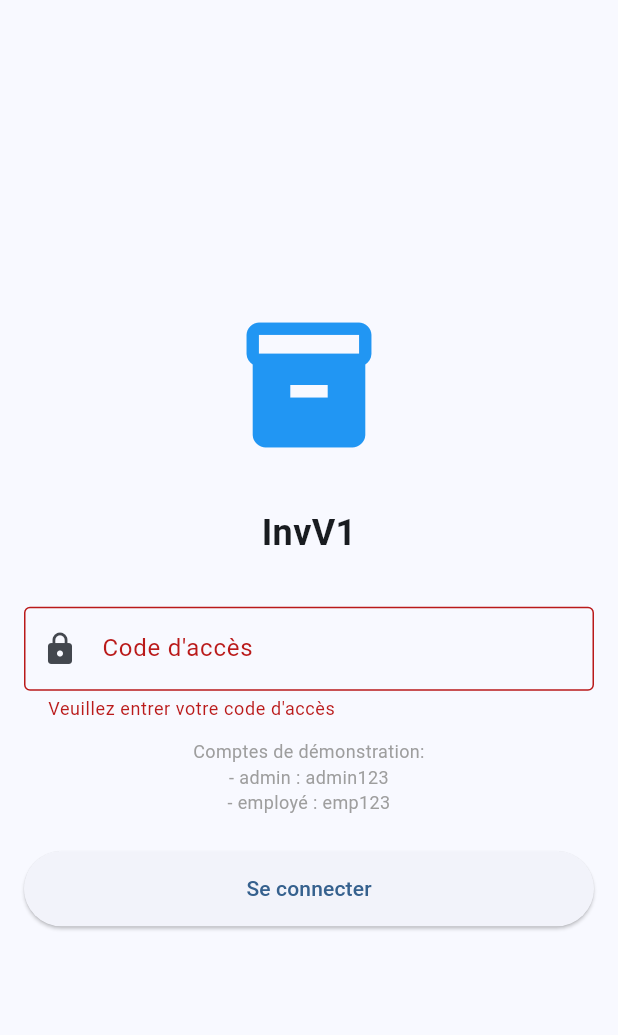
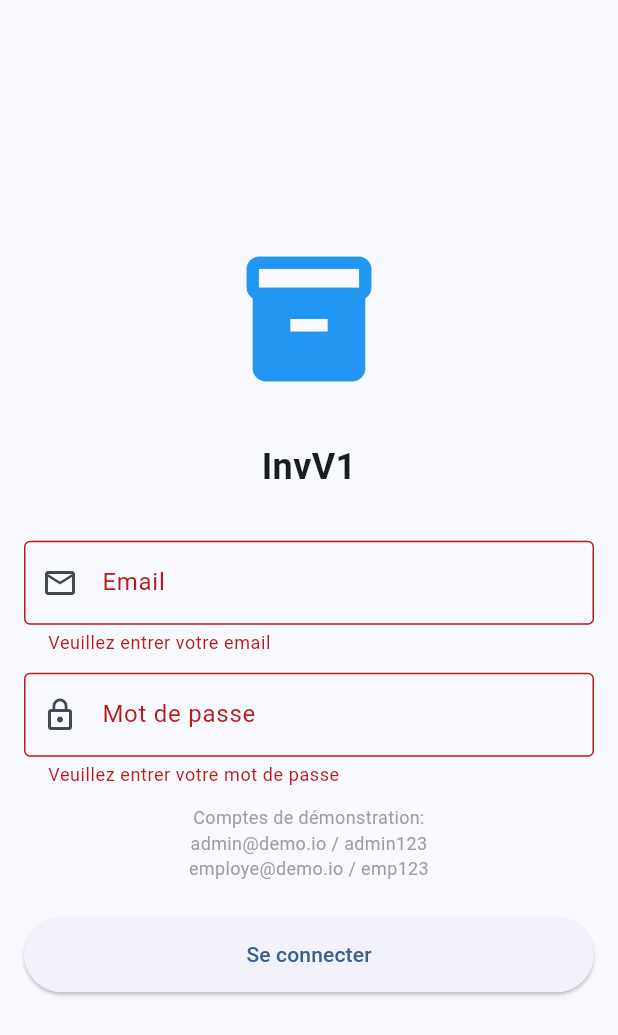
Before and after one commit to TarekMokadem/iManagement, a Flutter app: the LoginScreen screen opened by its route, after a tap on "Se connecter", on a phone screen of 412 x 824 dp. Shown: the top 1035 px of the screen. Run offline on Flutter 3.47's test engine with Material 3 defaults, Android fonts, the phone set to English and light mode, and no system bars; our stand-ins replace cloud_firestore, firebase_core, fl_chart, shared_preferences; missing offline and left inert: syncfusion_flutter_xlsio; accounts and stored records are empty.

Commit message:
fix: refactor login pour AuthService email/mot de passe et suppression des tentatives

```diff
--- a/lib/screens/login_screen.dart
+++ b/lib/screens/login_screen.dart
@@ -1,12 +1,12 @@
 import 'package:flutter/material.dart';
 import 'package:provider/provider.dart';
+import '../providers/session_provider.dart';
+import '../providers/tenant_provider.dart';
 import '../services/auth_service.dart';
-import '../providers/tenant_provider.dart';
-import '../providers/session_provider.dart';
 import '../services/session_service.dart';
 
 class LoginScreen extends StatefulWidget {
-  const LoginScreen({Key? key}) : super(key: key);
+  const LoginScreen({super.key});
 
   @override
   State<LoginScreen> createState() => _LoginScreenState();
@@ -14,23 +14,15 @@ class LoginScreen extends StatefulWidget {
 
 class _LoginScreenState extends State<LoginScreen> {
   final _formKey = GlobalKey<FormState>();
-  final _codeController = TextEditingController();
+  final _emailController = TextEditingController();
+  final _passwordController = TextEditingController();
   final _authService = AuthService();
   bool _isLoading = false;
   String? _errorMessage;
-  int _remainingAttempts = 3;
 
   @override
   void initState() {
     super.initState();
-    _loadRemainingAttempts();
-  }
-
-  Future<void> _loadRemainingAttempts() async {
-    final attempts = await _authService.getRemainingAttempts();
-    setState(() {
-      _remainingAttempts = attempts;
-    });
   }
 
   Future<void> _login() async {
@@ -42,19 +34,22 @@ class _LoginScreenState extends State<LoginScreen> {
     });
 
     try {
-      final user = await _authService.login(_codeController.text);
+      final user = await _authService.login(
+        email: _emailController.text.trim(),
+        password: _passwordController.text,
+      );
       if (mounted) {
         Provider.of<TenantProvider>(context, listen: false)
-            .setTenant(tenantId: user.tenantId);
+            .setTenant(tenantId: user['tenantId'] as String);
       }
       if (!mounted) return;
 
       // Créer une session (TTL 2h)
       final session = SessionData(
-        userId: user.id,
-        userName: user.name,
-        tenantId: user.tenantId,
-        isAdmin: user.isAdmin,
+        userId: user['id'] as String,
+        userName: user['name'] as String,
+        tenantId: user['tenantId'] as String,
+        isAdmin: user['isAdmin'] as bool? ?? false,
         expiresAt: DateTime.now().add(const Duration(hours: 2)),
       );
       if (mounted) {
@@ -62,12 +57,12 @@ class _LoginScreenState extends State<LoginScreen> {
       }
 
       if (!mounted) return;
-      await Navigator.pushReplacementNamed(context, user.isAdmin ? '/admin' : '/employee');
+      await Navigator.pushReplacementNamed(
+          context, (user['isAdmin'] as bool? ?? false) ? '/admin' : '/employee');
     } catch (e) {
       setState(() {
         _errorMessage = e.toString();
       });
-      await _loadRemainingAttempts();
     } finally {
       if (mounted) {
         setState(() {
@@ -120,16 +115,35 @@ class _LoginScreenState extends State<LoginScreen> {
                 ),
                 const SizedBox(height: 32),
                 TextFormField(
-                  controller: _codeController,
+                  controller: _emailController,
                   decoration: const InputDecoration(
-                    labelText: 'Code d\'accès',
+                    labelText: 'Email',
                     border: OutlineInputBorder(),
-                    prefixIcon: Icon(Icons.lock),
+                    prefixIcon: Icon(Icons.email_outlined),
+                  ),
+                  keyboardType: TextInputType.emailAddress,
+                  validator: (value) {
+                    if (value == null || value.isEmpty) {
+                      return 'Veuillez entrer votre email';
+                    }
+                    if (!value.contains('@')) {
+                      return 'Email invalide';
+                    }
+                    return null;
+                  },
+                ),
+                const SizedBox(height: 12),
+                TextFormField(
+                  controller: _passwordController,
+                  decoration: const InputDecoration(
+                    labelText: 'Mot de passe',
+                    border: OutlineInputBorder(),
+                    prefixIcon: Icon(Icons.lock_outline),
                   ),
                   obscureText: true,
                   validator: (value) {
                     if (value == null || value.isEmpty) {
-                      return 'Veuillez entrer votre code d\'accès';
+                      return 'Veuillez entrer votre mot de passe';
                     }
                     return null;
                   },
@@ -145,23 +159,10 @@ class _LoginScreenState extends State<LoginScreen> {
                     textAlign: TextAlign.center,
                   ),
                 ],
-                if (_remainingAttempts < 3) ...[
-                  const SizedBox(height: 8),
-                  Text(
-                    'Il vous reste $_remainingAttempts tentative(s)',
-                    style: TextStyle(
-                      color: _remainingAttempts == 0 ? Colors.red : Colors.orange,
-                      fontSize: 14,
-                    ),
-                  ),
-                ],
                 const SizedBox(height: 12),
                 const Text(
-                  'Comptes de démonstration:\n- admin : admin123\n- employé : emp123',
-                  style: TextStyle(
-                    fontSize: 12,
-                    color: Colors.grey,
-                  ),
+                  'Comptes de démonstration:\nadmin@demo.io / admin123\nemploye@demo.io / emp123',
+                  style: TextStyle(fontSize: 12, color: Colors.grey),
                   textAlign: TextAlign.center,
                 ),
                 const SizedBox(height: 24),
@@ -185,7 +186,8 @@ class _LoginScreenState extends State<LoginScreen> {
 
   @override
   void dispose() {
-    _codeController.dispose();
+    _emailController.dispose();
+    _passwordController.dispose();
     super.dispose();
   }
 }
```
